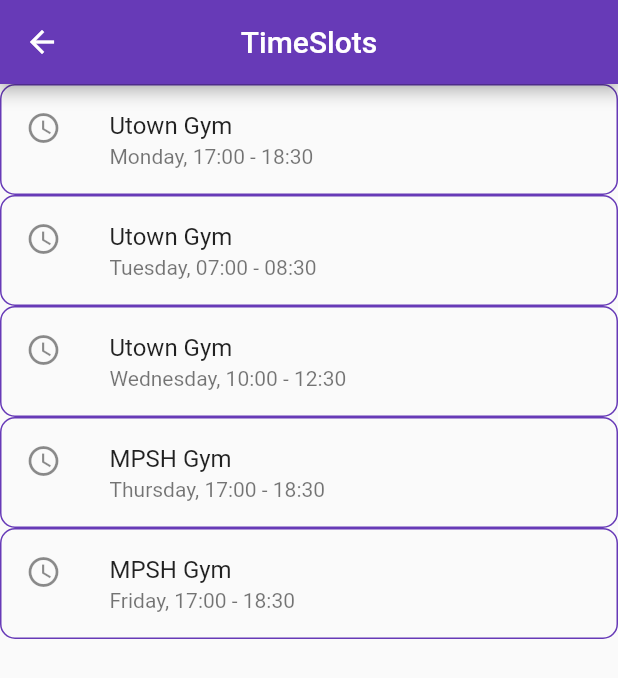
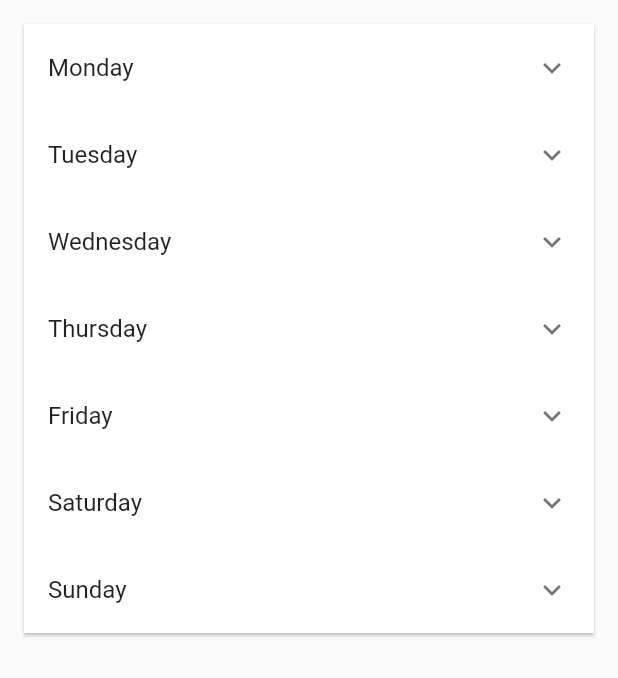
Before and after one commit to sh4nH/GymTym, a Flutter app: the TimeSlotsPage screen opened directly, on a phone screen of 412 x 824 dp. Shown: the top 678 px of the screen. Run offline on Flutter 3.47's test engine with Material 2 defaults, Android fonts, the phone set to English and light mode, and no system bars; our stand-ins replace cloud_firestore, firebase_auth, firebase_core, fluttertoast; accounts and stored records are empty.

```diff
--- a/lib/main.dart
+++ b/lib/main.dart
@@ -1,3 +1,4 @@
+import 'package:gymtym_login/pages/constraints_page.dart';
 import 'package:gymtym_login/pages/login_page.dart';
 import 'package:firebase_core/firebase_core.dart';
 import 'package:flutter/material.dart';
--- a/lib/model/user_model.dart
+++ b/lib/model/user_model.dart
@@ -16,7 +16,7 @@ class UserModel {
     );
   }
 
-  // sending data to our server
+  // sending data to server
   Map<String, dynamic> toMap() {
     return {
       'uid': uid,
--- a/lib/pages/timeslots_page.dart
+++ b/lib/pages/timeslots_page.dart
@@ -1,74 +1,95 @@
 import 'package:flutter/cupertino.dart';
-
-import 'package:cloud_firestore/cloud_firestore.dart';
-import 'package:gymtym_login/model/user_model.dart';
-import 'package:firebase_auth/firebase_auth.dart';
 import 'package:flutter/material.dart';
-
-import 'login_page.dart';
+import 'day_slots.dart';
 
 class TimeSlotsPage extends StatelessWidget {
-   @override
+  const TimeSlotsPage({Key? key}) : super(key: key);
+
+  @override
   Widget build(BuildContext context) {
     return Scaffold(
-      appBar: AppBar(
-        title: Text('TimeSlots'),
-        centerTitle: true,
-        backgroundColor: Colors.deepPurple,
+      body: Padding(
+        padding: EdgeInsets.all(12),
+        child: Card(
+          shape: RoundedRectangleBorder(),
+          child: SingleChildScrollView(
+            physics: BouncingScrollPhysics(),
+            // ignore: unnecessary_const, prefer_const_literals_to_create_immutables
+            child: Column(children: [
+              ExpansionTile(
+                title: Text("Monday"),
+                children: [
+                  DaySlots(start: 7, end: 8),
+                  DaySlots(start: 11, end: 12),
+                  DaySlots(start: 14, end: 15),
+                  DaySlots(start: 15, end: 16),
+                  DaySlots(start: 15, end: 16),
+                ],
+              ),
+              ExpansionTile(
+                title: Text("Tuesday"),
+                children: [
+                  DaySlots(start: 7, end: 8),
+                  DaySlots(start: 11, end: 12),
+                  DaySlots(start: 14, end: 15),
+                  DaySlots(start: 15, end: 16),
+                  DaySlots(start: 15, end: 16),
+                ],
+              ),
+              ExpansionTile(
+                title: Text("Wednesday"),
+                children: [
+                  DaySlots(start: 7, end: 8),
+                  DaySlots(start: 11, end: 12),
+                  DaySlots(start: 14, end: 15),
+                  DaySlots(start: 15, end: 16),
+                  DaySlots(start: 15, end: 16),
+                ],
+              ),
+              ExpansionTile(
+                title: Text("Thursday"),
+                children: [
+                  DaySlots(start: 7, end: 8),
+                  DaySlots(start: 11, end: 12),
+                  DaySlots(start: 14, end: 15),
+                  DaySlots(start: 15, end: 16),
+                  DaySlots(start: 15, end: 16),
+                ],
+              ),
+              ExpansionTile(
+                title: Text("Friday"),
+                children: [
+                  DaySlots(start: 7, end: 8),
+                  DaySlots(start: 11, end: 12),
+                  DaySlots(start: 14, end: 15),
+                  DaySlots(start: 15, end: 16),
+                  DaySlots(start: 15, end: 16),
+                ],
+              ),
+              ExpansionTile(
+                title: Text("Saturday"),
+                children: [
+                  DaySlots(start: 7, end: 8),
+                  DaySlots(start: 11, end: 12),
+                  DaySlots(start: 14, end: 15),
+                  DaySlots(start: 15, end: 16),
+                  DaySlots(start: 15, end: 16),
+                ],
+              ),
+              ExpansionTile(
+                title: Text("Sunday"),
+                children: [
+                  DaySlots(start: 7, end: 8),
+                  DaySlots(start: 11, end: 12),
+                  DaySlots(start: 14, end: 15),
+                  DaySlots(start: 15, end: 16),
+                  DaySlots(start: 15, end: 16),
+                ],
+              ),
+            ]),
+          ),
+        ),
       ),
-      body: Column(
-        children: [
-          ListTile(
-            leading: Icon(Icons.schedule),
-            title: Text("Utown Gym"),
-            subtitle: Text("Monday, 17:00 - 18:30"),
-            shape: RoundedRectangleBorder(
-              side: BorderSide(color: Colors.deepPurple, width: 1),
-              borderRadius: BorderRadius.circular(10),
-            ),
-          ),
-          ListTile(
-            leading: Icon(Icons.schedule),
-            title: Text("Utown Gym"),
-            subtitle: Text("Tuesday, 07:00 - 08:30"),
-            shape: RoundedRectangleBorder(
-              side: BorderSide(color: Colors.deepPurple, width: 1),
-              borderRadius: BorderRadius.circular(10),
-            ),
-
-          ),
-          ListTile(
-            leading: Icon(Icons.schedule),
-            title: Text("Utown Gym"),
-            subtitle: Text("Wednesday, 10:00 - 12:30"),
-            shape: RoundedRectangleBorder(
-              side: BorderSide(color: Colors.deepPurple, width: 1),
-              borderRadius: BorderRadius.circular(10),
-            ),
-          ),
-          ListTile(
-            leading: Icon(Icons.schedule),
-            title: Text("MPSH Gym"),
-            subtitle: Text("Thursday, 17:00 - 18:30"),
-            shape: RoundedRectangleBorder(
-              side: BorderSide(color: Colors.deepPurple, width: 1),
-              borderRadius: BorderRadius.circular(10),
-            ),
-
-          ),
-          ListTile(
-            leading: Icon(Icons.schedule),
-            title: Text("MPSH Gym"),
-            subtitle: Text("Friday, 17:00 - 18:30"),
-            shape: RoundedRectangleBorder(
-              side: BorderSide(color: Colors.deepPurple, width: 1),
-              borderRadius: BorderRadius.circular(10),
-            ),
-
-          ),
-        ],
-      )
     );
   }
-
 }
```
Also changed, not shown: lib/pages/about_page.dart (added, +11 -0 lines), lib/pages/constraints_page.dart (added, +292 -0 lines), lib/pages/day_slots.dart (added, +30 -0 lines), lib/pages/home_page.dart (deleted, +0 -103 lines), lib/pages/login_page.dart (+10 -4 lines), lib/pages/main_page.dart (added, +48 -0 lines), lib/pages/registration_page.dart (+4 -8 lines), lib/pages/timeslots_default_page.dart (added, +61 -0 lines), pubspec.lock.
